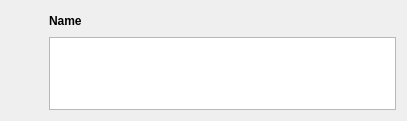
Above: widgets/bubble.ui from XMuli/BubbleChat before the change. Below: the same form after it.
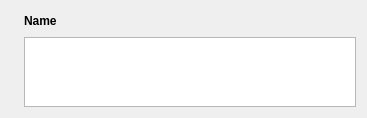
That is the form after the change. Icons and pictures are not drawn.

```diff
--- a/widgets/bubble.ui
+++ b/widgets/bubble.ui
@@ -6,23 +6,42 @@
    <rect>
     <x>0</x>
     <y>0</y>
-    <width>407</width>
-    <height>121</height>
+    <width>367</width>
+    <height>103</height>
    </rect>
   </property>
+  <property name="sizePolicy">
+   <sizepolicy hsizetype="Preferred" vsizetype="Preferred">
+    <horstretch>0</horstretch>
+    <verstretch>0</verstretch>
+   </sizepolicy>
+  </property>
   <property name="windowTitle">
    <string>Form</string>
   </property>
   <property name="styleSheet">
    <string notr="true"/>
   </property>
-  <layout class="QHBoxLayout" name="horizontalLayout_2">
+  <layout class="QHBoxLayout" name="horizontalLayout">
    <item>
-    <layout class="QGridLayout" name="gridLayout" columnstretch="1,0">
+    <widget class="QWidget" name="widget" native="true">
+     <layout class="QGridLayout" name="gridLayout">
+      <property name="leftMargin">
+       <number>0</number>
+      </property>
+      <property name="topMargin">
+       <number>0</number>
+      </property>
+      <property name="rightMargin">
+       <number>0</number>
+      </property>
+      <property name="bottomMargin">
+       <number>0</number>
+      </property>
      <item row="0" column="0">
       <widget class="QLabel" name="labPhoto">
        <property name="sizePolicy">
-        <sizepolicy hsizetype="Maximum" vsizetype="Maximum">
+         <sizepolicy hsizetype="Minimum" vsizetype="Minimum">
          <horstretch>0</horstretch>
          <verstretch>0</verstretch>
         </sizepolicy>
@@ -47,10 +66,28 @@
        </property>
       </widget>
      </item>
+      <item row="0" column="5">
+       <widget class="QToolButton" name="tbStopGenerate">
+        <property name="styleSheet">
+         <string notr="true">border: none;</string>
+        </property>
+        <property name="text">
+         <string/>
+        </property>
+        <property name="icon">
+         <iconset resource="../resources.qrc">
+          <normaloff>:/resources/icons/stop_generate_red.svg</normaloff>:/resources/icons/stop_generate_red.svg</iconset>
+        </property>
+       </widget>
+      </item>
      <item row="0" column="1">
-      <layout class="QHBoxLayout" name="horizontalLayout">
-       <item>
         <widget class="QLabel" name="labName">
+        <property name="sizePolicy">
+         <sizepolicy hsizetype="Preferred" vsizetype="Preferred">
+          <horstretch>0</horstretch>
+          <verstretch>0</verstretch>
+         </sizepolicy>
+        </property>
          <property name="font">
           <font>
            <bold>true</bold>
@@ -61,8 +98,28 @@
          </property>
         </widget>
        </item>
-       <item>
+      <item row="0" column="6">
+       <widget class="QToolButton" name="tbPlayAudio">
+        <property name="styleSheet">
+         <string notr="true">border: none;</string>
+        </property>
+        <property name="text">
+         <string/>
+        </property>
+        <property name="icon">
+         <iconset resource="../resources.qrc">
+          <normaloff>:/resources/icons/speaker.svg</normaloff>:/resources/icons/speaker.svg</iconset>
+        </property>
+       </widget>
+      </item>
+      <item row="0" column="2">
         <widget class="QLabel" name="labStatus">
+        <property name="sizePolicy">
+         <sizepolicy hsizetype="Preferred" vsizetype="Expanding">
+          <horstretch>0</horstretch>
+          <verstretch>0</verstretch>
+         </sizepolicy>
+        </property>
          <property name="minimumSize">
           <size>
            <width>100</width>
@@ -74,20 +131,23 @@
          </property>
         </widget>
        </item>
-       <item>
+      <item row="0" column="3">
         <spacer name="horizontalSpacer">
          <property name="orientation">
           <enum>Qt::Horizontal</enum>
          </property>
+        <property name="sizeType">
+         <enum>QSizePolicy::Expanding</enum>
+        </property>
          <property name="sizeHint" stdset="0">
           <size>
-           <width>40</width>
+          <width>117</width>
            <height>20</height>
           </size>
          </property>
         </spacer>
        </item>
-       <item>
+      <item row="0" column="4">
         <widget class="QToolButton" name="tbEditor">
          <property name="styleSheet">
           <string notr="true">border: none;</string>
@@ -101,40 +161,18 @@
          </property>
         </widget>
        </item>
-       <item>
-        <widget class="QToolButton" name="tbStopGenerate">
-         <property name="styleSheet">
-          <string notr="true">border: none;</string>
-         </property>
-         <property name="text">
-          <string/>
-         </property>
-         <property name="icon">
-          <iconset resource="../resources.qrc">
-           <normaloff>:/resources/icons/stop_generate_red.svg</normaloff>:/resources/icons/stop_generate_red.svg</iconset>
-         </property>
-        </widget>
-       </item>
-       <item>
-        <widget class="QToolButton" name="tbPlayAudio">
-         <property name="styleSheet">
-          <string notr="true">border: none;</string>
-         </property>
-         <property name="text">
-          <string/>
-         </property>
-         <property name="icon">
-          <iconset resource="../resources.qrc">
-           <normaloff>:/resources/icons/speaker.svg</normaloff>:/resources/icons/speaker.svg</iconset>
-         </property>
-        </widget>
-       </item>
-      </layout>
-     </item>
-     <item row="1" column="1">
-      <widget class="QTextBrowser" name="browerText"/>
-     </item>
-    </layout>
+      <item row="1" column="1" colspan="6">
+       <widget class="QTextBrowser" name="browerText">
+        <property name="sizePolicy">
+         <sizepolicy hsizetype="Preferred" vsizetype="Expanding">
+          <horstretch>0</horstretch>
+          <verstretch>0</verstretch>
+         </sizepolicy>
+        </property>
+       </widget>
+      </item>
+     </layout>
+    </widget>
    </item>
   </layout>
  </widget>
```
Lines whose indentation alone changed are shown as unchanged.
